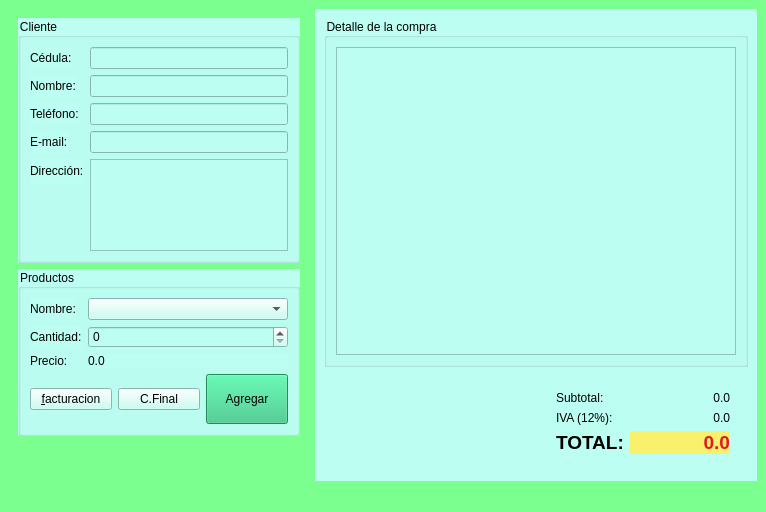
The window that principal.ui (EmilioRenato/tienda-) describes before a commit, drawn with Qt 5.
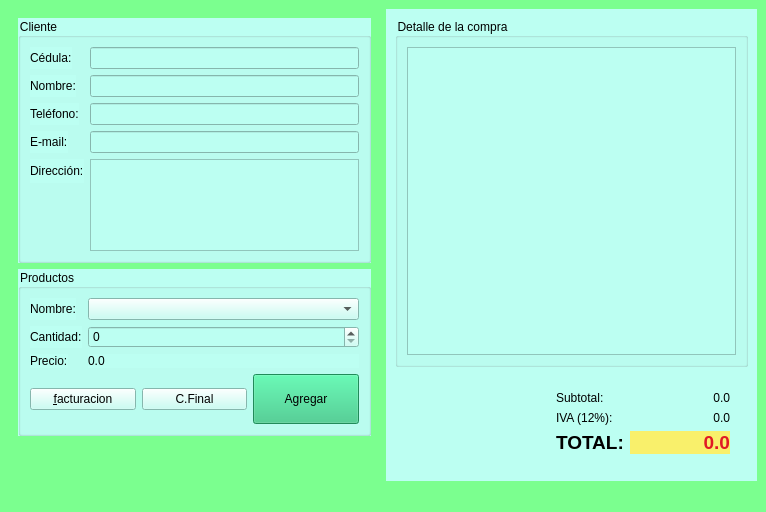
The same window after the commit. Icons and pictures are not drawn.

```diff
--- a/principal.ui
+++ b/principal.ui
@@ -227,12 +227,9 @@
          </property>
          <layout class="QHBoxLayout" name="horizontalLayout_3">
           <item>
-           <widget class="QTableWidget" name="outDetalle">
-            <property name="minimumSize">
-             <size>
-              <width>400</width>
-              <height>0</height>
-             </size>
+           <widget class="QPlainTextEdit" name="outDetalle">
+            <property name="readOnly">
+             <bool>true</bool>
             </property>
            </widget>
           </item>
```
Left out of the diff: 4 changed lines with no effect on the pictures.
